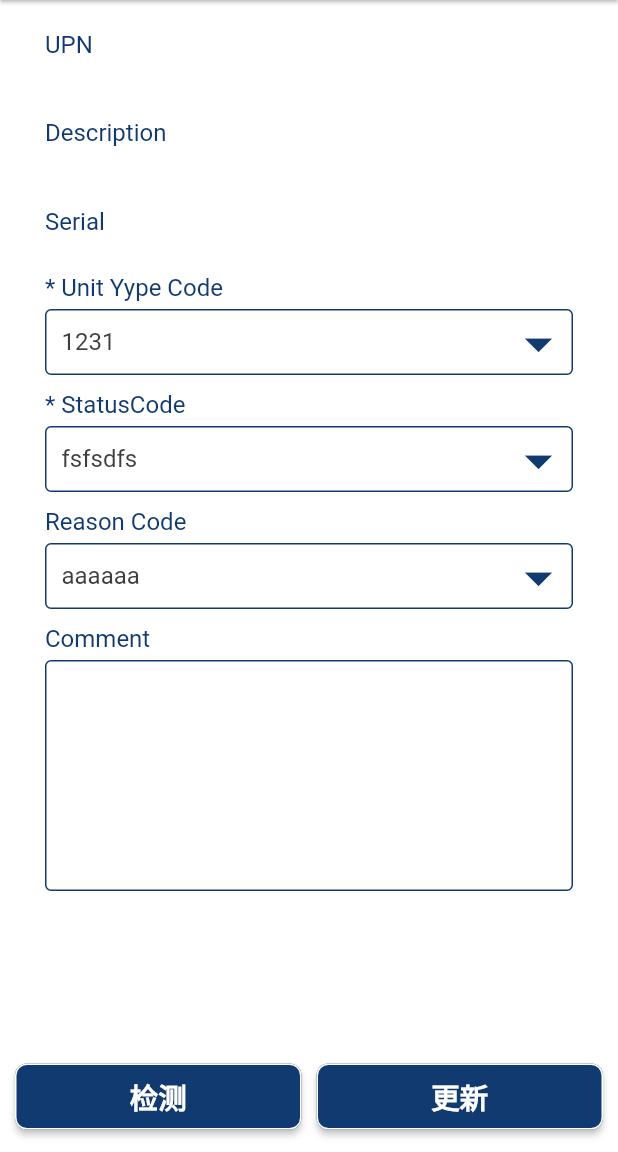
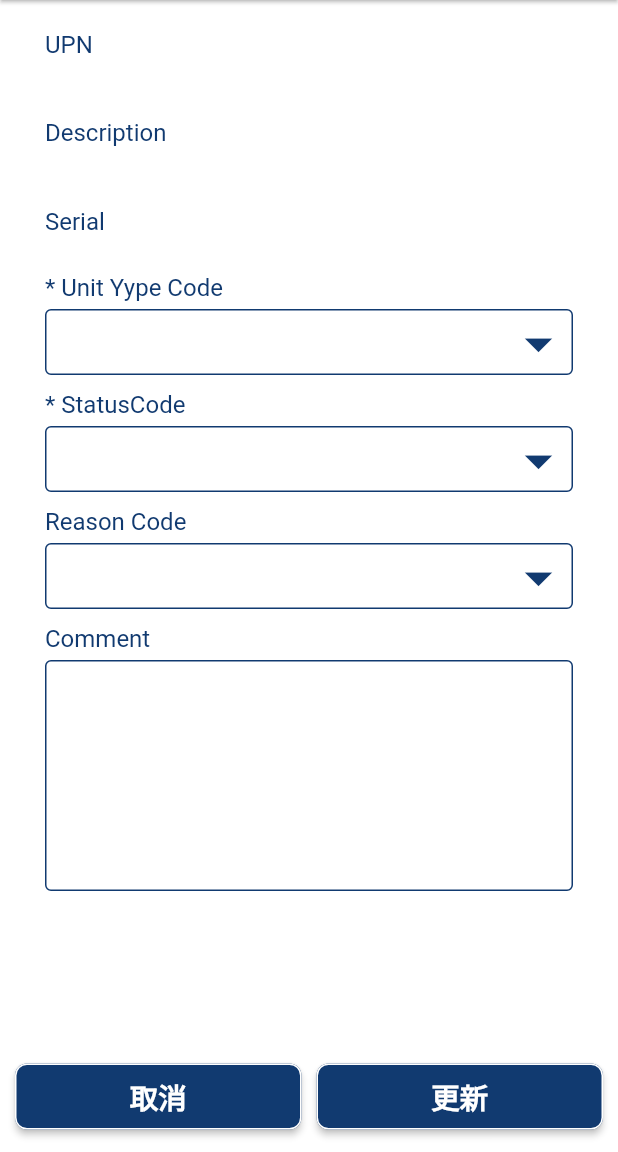
Before and after one commit to douhaohaode1/Flutter, a Flutter app: the DecontaminationPage screen opened by its route, after a tap on "检测", on a phone screen of 412 x 824 dp, the part 84-1236 px from its top. Run offline on Flutter 3.47's test engine with Material 2 defaults, Android fonts, the phone set to English and light mode, and no system bars; our stand-ins replace cached_network_image, date_format, dio, flutter_spinkit, flutter_swiper, get and 4 more; missing offline and left inert: dart_json_mapper, qr_code_scanner, reflectable; accounts and stored records are empty; generated files the repository leaves out were written again; network calls fail; Roboto replaces fonts that are missing (Poppins); statements that could not run were skipped.

Commit message:
完善除染

```diff
--- a/lib/Modules/decontamination/decontamination_page.dart
+++ b/lib/Modules/decontamination/decontamination_page.dart
@@ -39,7 +39,6 @@ class _DecontaminationPageState extends State<DecontaminationPage>{
 
 
   Widget body(vm){
-
     return Container(
         color: Colors.white,
         height: MediaQuery.of(context).size.height,
@@ -80,9 +79,13 @@ class _DecontaminationPageState extends State<DecontaminationPage>{
                           ),
                           borderRadius: BorderRadius.circular(8)),
                       onPressed: () {
-                        //context.read<DecontamintaionViewModel>().changeModel(context,upn: "12dasdasdasdasdasd");
+                        context.read<DecontamintaionViewModel>().clear();
+                        // if(context.read<DecontamintaionViewModel>().check() == false){
+                        //   Get.to(DecontaminationUpdatePage());
+                        // }
+                        Get.to(DecontaminationUpdatePage());
 
-                        Get.to(DecontaminationUpdatePage());
+
 
                       },
                     ),
--- a/lib/Modules/decontamination/decontamination_update_page.dart
+++ b/lib/Modules/decontamination/decontamination_update_page.dart
@@ -8,15 +8,14 @@ class DecontaminationUpdatePage extends StatefulWidget{
   @override
   _DecontaminationUpdatePageState  createState() => _DecontaminationUpdatePageState();
 }
-
 class _DecontaminationUpdatePageState extends State<DecontaminationUpdatePage>{
-
   static const Color appThemColor = Color(0xff113a70);
   static const TextStyle appButtonThemColor = TextStyle(color: Colors.white,fontSize: 19,fontWeight: FontWeight.bold);
 
   @override
   Widget build(BuildContext context) {
-    return Scaffold(
+    return WillPopScope(
+        child: new Scaffold(
       appBar: AppBar(
         backgroundColor: appThemColor,
         title: Text("Boston\nScientific",style: TextStyle(color: Colors.white),textAlign: TextAlign.center),
@@ -31,7 +30,6 @@ class _DecontaminationUpdatePageState extends State<DecontaminationUpdatePage>{
                     Expanded(
                       child: Consumer<DecontamintaionViewModel>(
                        builder: (ctx, decontamintaionVM, child) {
-                   // print("data02 Consumer build方法被执行");
                           return ListView(
                             children: [
                              DecontaminationItems(model: decontamintaionUpateStyles[0],value: decontamintaionVM.model.upn,),
@@ -46,32 +44,54 @@ class _DecontaminationUpdatePageState extends State<DecontaminationUpdatePage>{
                   },
                ),
             ),
-            ///下面控件位于Column布局底部
                  Container(
                    color: Colors.white,
                    padding: EdgeInsets.fromLTRB(10, 15, 10, 15),
-              child: Row(
-                mainAxisAlignment: MainAxisAlignment.spaceBetween, //平均分配
+                     child: bottom(),
+            ),
+          ],
+        ),
+      ),
+      //bodyListView(context),
+    ),
+        onWillPop: _requestPop
+    );
+  }
+
+  Future<bool> _requestPop() {
+    return new Future.value(true);
+  }
+
+  Widget bottom(){
+    return  Row(
+      ///equally distributed
+      mainAxisAlignment: MainAxisAlignment.spaceBetween,
       children: <Widget>[
         SizedBox(
-                    width: (MediaQuery.of(context).size.width - 30)/2, // 宽度无限，跟父控件保持一致
+          /// infinite width, consistent with the parent control
+          width: (MediaQuery.of(context).size.width - 30)/2,
           height: 44,
           child:  RaisedButton(
-                      child: Text('检测', style: appButtonThemColor),
+            child: Text('取消', style: appButtonThemColor),
             color: appThemColor,
             shape: RoundedRectangleBorder(
                 side: BorderSide(
                   color: Colors.white,
                   width: 1,
                 ),
-                          borderRadius: BorderRadius.circular(8)),
-                      onPressed: () {},
+                borderRadius: BorderRadius.circular(8)
+            ),
+            onPressed: () {
+              Navigator.pop(context);
+            },
           ),
         ),
         SizedBox(
           width: (MediaQuery.of(context).size.width - 30)/2,
           height: 44,
-                    child:  RaisedButton(
+          child:  Consumer<DecontamintaionViewModel>(
+            builder: (ctx, decontamintaionVM, child) {
+              return RaisedButton(
                 color: appThemColor,
                 child: Text('更新',style: appButtonThemColor),
                 shape: RoundedRectangleBorder(
@@ -81,17 +101,24 @@ class _DecontaminationUpdatePageState extends State<DecontaminationUpdatePage>{
                   ),
                      borderRadius: BorderRadius.circular(8)),
                 onPressed: () {
-
+                  debugPrint('unitTypeCode---${decontamintaionVM.model.unitTypeCode}');
+                  debugPrint('statusCode---${decontamintaionVM.model.statusCode}');
+                  debugPrint('reasonCode---${decontamintaionVM.model.reasonCode}');
+                  debugPrint('commit---${decontamintaionVM.model.comment}');
+                },
+              );
             },
           ),
         )
       ],
-              ),
-            )
-          ],
-        ),
-      ),
-      //bodyListView(context),
     );
   }
+
+  @override
+  void dispose() {
+    // TODO: implement dispose
+   // DecontamintaionModle modle = Provider.of<DecontamintaionViewModel>(context).model;
+    super.dispose();
   }
+
+}
--- a/lib/Modules/decontamination/decontamination_widget.dart
+++ b/lib/Modules/decontamination/decontamination_widget.dart
@@ -2,6 +2,7 @@ import 'package:flutter/material.dart';
 import 'package:flutter/services.dart';
 import 'package:flutter_demo/Animations/TypeWeiter.dart';
 import 'package:flutter_demo/Config/Routes/RoutesManage.dart';
+import 'package:flutter_demo/Modules/decontamination/decontamintaion_model.dart';
 import 'package:flutter_demo/Modules/decontamination/qr_code_scanner_page.dart';
 import 'package:get/get.dart';
 import 'package:provider/provider.dart';
@@ -15,17 +16,22 @@ enum DecontaminationCellStyle {
   menu,
   comment,
 }
-class DecontaminationItems extends StatefulWidget{
+enum DecontaminationMenuMark{
+  upnRecord,
+  serialRecord,
+  unitTypeCodeMenu,
+  statusCodeMenu,
+  reasonCodeMenu,
+}
 
-  DecontaminationItems({this.style,this.itemModels,this.model,this.length,this.menuList,this.value});
-
-  final DecontaminationCellStyle style;
-  final List itemModels;
+class DecontaminationItems <T> extends StatefulWidget{
+  DecontaminationItems({this.model,this.menuList,this.value});
+  //final DecontaminationCellStyle style;
+  //final List itemModels;
   final List menuList;
   final  model;
-  final  value;
-  final int length;
-
+  T  value;
+  //final int length;
   @override
   _DecontaminationItemsState createState() => _DecontaminationItemsState();
 
@@ -81,9 +87,9 @@ class _DecontaminationItemsState extends State<DecontaminationItems> {
     final controller = TextEditingController();
     controller.text =  widget.value;
     controller.addListener(() {
+      //return;
       print('input ${controller.text}');
     });
-
     return  Container(
           padding: EdgeInsets.fromLTRB(30, 20, 30, 20),
            child: Column(
@@ -110,9 +116,6 @@ class _DecontaminationItemsState extends State<DecontaminationItems> {
                           padding: EdgeInsets.all(2),
                           onPressed: () {
                             Navigator.push(context, MaterialPageRoute(builder: (BuildContext context) => QRSeannerView(widget.model["mark"])));
-                            //Get.to(QRSeannerView());
-                            //Get.toNamed(Routes.QRSeannerView);
-
                           },
                         ),
                       ),
@@ -122,6 +125,7 @@ class _DecontaminationItemsState extends State<DecontaminationItems> {
             ),
       );
   }
+
   Widget buildDescrpotionItem(BuildContext context) {
     return Container(
       padding: EdgeInsets.fromLTRB(30, 20, 30, 20),
@@ -136,56 +140,35 @@ class _DecontaminationItemsState extends State<DecontaminationItems> {
     );
   }
 
-  List<DropdownMenuItem> buildMenuItems(String mark){
+
+  List<DropdownMenuItem> buildMenuItems(DecontaminationMenuMark mark){
     List menu;
-      if (mark == 'unitYypeCode'){
-        menu = [{"name":"1231","id":1},{"name":"23232","id":2},{"name":"44533","id":3}];
+    if (mark ==  DecontaminationMenuMark.unitTypeCodeMenu){
+      menu = [{"name":"1231","id":'1'},{"name":"23232","id":'2'},{"name":"44533","id":'3'}];
     }
-      if (mark == 'tatusCode')   {
-        menu =  [{"name":"fsfsdfs","id":1},{"name":"adasdasdas","id":2},{"name":"ccasdad","id":3}];
+    if (mark ==   DecontaminationMenuMark.statusCodeMenu)   {
+      menu =  [{"name":"fsfsdfs","id":'4'},{"name":"adasdasdas","id":'5'},{"name":"ccasdad","id":'6'}];
     }
-      if (mark == 'reasonCode')  {
-        menu =  [{"name":"aaaaaa","id":1},{"name":"bbbbbb","id":2},{"name":"ccccccc","id":3}];
+    if (mark ==   DecontaminationMenuMark.reasonCodeMenu)  {
+      menu =  [{"name":"aaaaaa","id":'7'},{"name":"bbbbbb","id":'8'},{"name":"ccccccc","id":'9'}];
     }
-      List<Widget> datas =  menu.asMap().keys.map((item)=>
+    var datas =  menu.asMap().keys.map((item)=>
         DropdownMenuItem(
           child: Container(
             padding: EdgeInsets.only(left: 10, right: 0, top: 0, bottom: 0),
-              child:Text( menu[item]['name'] ,style: appTitleColorTextStyle),),),).toList();
+            child:Text( menu[item]['name'] ,style: appTitleColorTextStyle),
+          ),
+          value: menu[item]["id"],
+        ),
+    ).toList();
     return  datas;
   }
 
-  List <DropdownMenuItem> menu =[
-    DropdownMenuItem(child: Container(
-      padding: EdgeInsets.only(left: 10, right: 0, top: 0, bottom: 0),
-      child:Text('中文',style: appTitleColorTextStyle),) ,
-    ),
-    DropdownMenuItem(child: Container(
-      padding: EdgeInsets.only(left: 10, right: 0, top: 0, bottom: 0),
-      child:Text('中文',style: appTitleColorTextStyle),) ,
-    ),
-    DropdownMenuItem(child: Container(
-      padding: EdgeInsets.only(left: 10, right: 0, top: 0, bottom: 0),
-      child:Text('中文',style: appTitleColorTextStyle),) ,
-    ),
-    DropdownMenuItem(child: Container(
-      padding: EdgeInsets.only(left: 10, right: 0, top: 0, bottom: 0),
-      child:Text('中文',style: appTitleColorTextStyle),) ,
-    ),
-    DropdownMenuItem(child: Container(
-      padding: EdgeInsets.only(left: 10, right: 0, top: 0, bottom: 0),
-      child:Text('中文',style: appTitleColorTextStyle),) ,
-    ),
-    DropdownMenuItem(child: Container(
-      padding: EdgeInsets.only(left: 10, right: 0, top: 0, bottom: 0),
-      child:Text('中文',style: appTitleColorTextStyle),) ,
-    ),];
+  String menuSelectValue;
 
   Widget buildMenuItem(BuildContext context) {
-
     return  Container(
       padding: EdgeInsets.fromLTRB(30, 5, 30, 5),
-      //color: Colors.grey,
       child: Column(
         crossAxisAlignment: CrossAxisAlignment.start,
         children: [
@@ -202,22 +185,14 @@ class _DecontaminationItemsState extends State<DecontaminationItems> {
           child: Consumer<DecontamintaionViewModel>(
             builder: (ctx, decontamintaionVM, child) {
               return  DropdownButton(
+                items:  buildMenuItems(widget.model['mark']) ,
+                value: menuSelectValue,
                 underline: Container(height: 1),
                 isExpanded: true,
                 icon: Icon(Icons.arrow_drop_down,color: appThemColor,),
                 iconSize: 44,
-                //value: decontamintaionVM.model.reasonCode ?? "",
-                items:  buildMenuItems(widget.model['mark']) ,
-                //hint:new Text('dadf'),
-                onChanged: (T){
-                  print('value ==== $T');
-                  if (T != null){
-                    decontamintaionVM.changeModel(context,reasonCode: T);
-                  }
-                  if (widget.model["title"]== ""){
-                  }
-
-                //  print(T);
+                onChanged: (value){
+                  _onMenuChanged(context,value,decontamintaionVM);
                 },
               );
             },
@@ -227,12 +202,30 @@ class _DecontaminationItemsState extends State<DecontaminationItems> {
       ),
     );
   }
+  _onMenuChanged(BuildContext context,String value , DecontamintaionViewModel VM) {
+
+    if(widget.model['mark'] ==   DecontaminationMenuMark.unitTypeCodeMenu){
+      VM.changeModel(context,unitTypeCode: value);
+    }
+    if(widget.model['mark'] ==   DecontaminationMenuMark.statusCodeMenu){
+      VM.changeModel(context,statusCode: value);
+    }
+    if(widget.model['mark'] ==   DecontaminationMenuMark.reasonCodeMenu){
+      VM.changeModel(context,reasonCode: value);
+    }
+    setState(() {
+      menuSelectValue = value;
+    });
+  }
+
   Widget buildCommentTextFiled(BuildContext context){
 
-    final controller = TextEditingController();
-    //controller.text =  widget.model["content"];
+    DecontamintaionModle modle = Provider.of<DecontamintaionViewModel>(context).model;
+    TextEditingController controller = TextEditingController();
+    controller.text =  modle.comment;
     controller.addListener(() {
-      print('input ${controller.text}');
+       debugPrint('${controller.text}');
+       context.read<DecontamintaionViewModel>().changeComment(context,controller.text);
     });
     return  Container(
       padding: EdgeInsets.fromLTRB(30, 5, 30, 5),
@@ -243,8 +236,9 @@ class _DecontaminationItemsState extends State<DecontaminationItems> {
           SizedBox(height: 5),
           Container(
             alignment: Alignment.center,
-            //height: 150.0,
-            child:  TextField(
+            child:   Consumer<DecontamintaionViewModel>(
+              builder: (ctx, decontamintaionVM, child) {
+                return  TextField(
                   maxLines: 6,
                   controller: controller,
                   decoration: InputDecoration(
@@ -253,6 +247,8 @@ class _DecontaminationItemsState extends State<DecontaminationItems> {
                     focusedBorder: OutlineInputBorder(
                         borderSide: BorderSide(color: appThemColor, width: 1)),
                   ),
+                );
+              },
             ),
           ),
         ],
--- a/lib/Modules/decontamination/decontamintaion_model.dart
+++ b/lib/Modules/decontamination/decontamintaion_model.dart
@@ -19,17 +19,17 @@ class DecontamintaionCodeModel{
 }
 
 List  decontamintaionDetectStyles = [
-  {"title": "机器码UPN","content" :"H&491LAB100C27Z0","style":DecontaminationCellStyle.record,"mark":"upn"},
+  {"title": "机器码UPN","content" :"H&491LAB100C27Z0","style":DecontaminationCellStyle.record,"mark":DecontaminationMenuMark.upnRecord},
   {"title": "Description","content" :"i-Lab CART System Zeron","style":DecontaminationCellStyle.descrpotion},
-  {"title": "机器番号","content" :"10086","hintText":"扫码填入","style":DecontaminationCellStyle.record,"mark":"serial"},
+  {"title": "机器番号","content" :"10086","hintText":"扫码填入","style":DecontaminationCellStyle.record,"mark":DecontaminationMenuMark.serialRecord},
 ];
 
 List decontamintaionUpateStyles = [
   {"title": "UPN","content" :"H7849IAB100C27X0","style":DecontaminationCellStyle.non},
   {"title": "Description","content" :"i-Lab CART System Zerons","style":DecontaminationCellStyle.non},
   {"title": "Serial","content" :"10068","style":DecontaminationCellStyle.non},
-  {"title": "* Unit Yype Code","content" :"","style":DecontaminationCellStyle.menu,"mark":'unitYypeCode'},
-  {"title": "* StatusCode","content" :"","style":DecontaminationCellStyle.menu,"mark":'tatusCode'},
-  {"title": "Reason Code","content" :"","style":DecontaminationCellStyle.menu,"mark":'reasonCode'},
+  {"title": "* Unit Yype Code","content" :"","style":DecontaminationCellStyle.menu,"mark":DecontaminationMenuMark.unitTypeCodeMenu},
+  {"title": "* StatusCode","content" :"","style":DecontaminationCellStyle.menu,"mark":DecontaminationMenuMark.statusCodeMenu},
+  {"title": "Reason Code","content" :"","style":DecontaminationCellStyle.menu,"mark":DecontaminationMenuMark.reasonCodeMenu},
   {"title": "Comment","content" :"","style":DecontaminationCellStyle.comment},
 ];
--- a/lib/Modules/decontamination/decontamintaion_view_model.dart
+++ b/lib/Modules/decontamination/decontamintaion_view_model.dart
@@ -3,30 +3,24 @@ import 'package:flutter_demo/Http/ServiceImp.dart';
 import 'decontamintaion_model.dart';
 
 class DecontamintaionViewModel  extends ChangeNotifier{
-
+  DecontamintaionViewModel(this._model);
   DecontamintaionModle _model;
-
-  DecontamintaionViewModel(this._model);
-
   DecontamintaionModle get model => _model;
-
-  List unitTypeCodeEnum;
-
-  List statusCodeEnum;
-
-  List reasonCodeEnum;
-
 
   set model(DecontamintaionModle value) {
     _model = value;
     notifyListeners();
   }
-    Future<void> getDescroption(BuildContext context,{String unp ,String description , String serial}) async {
 
+  List _unitTypeCodeEnum;
+  List _statusCodeEnum;
+  List _reasonCodeEnum;
+
+
+  Future<void> getDescroption(BuildContext context,{String unp ,String description , String serial}) async {
     try{
-      //todo 发送upn码获取网络请求
-    var json=   await ServiceImpl.getInstance()
-          .getDescripotion(unp,unp);
+      /// todo send network request to get descroption information
+    var json=   await ServiceImpl.getInstance().getDescripotion(unp,unp);
         if(json){
           print(json);
         }
@@ -34,10 +28,18 @@ class DecontamintaionViewModel  extends ChangeNotifier{
       print(e);
     }
   }
+  Future<void>check() async{
+    try{
+      /// todo send network request to check information
+      return true;
+    }catch(e){
+      return false;
+    }
+  }
 
   Future<void> getEnum(BuildContext context,{String mark}) async {
     try{
-      //todo 发送获取菜单码获取网络请求
+      /// todo send network request to get menu
       var json=   await ServiceImpl.getInstance().getDecontaminationEnum();
       if(json){
         print(json);
@@ -45,27 +47,52 @@ class DecontamintaionViewModel  extends ChangeNotifier{
       }
     }catch(e){
       print(e);
-      unitTypeCodeEnum = [{"name":"1231","id":1},{"name":"23232","id":2},{"name":"44533","id":3}];
-      statusCodeEnum = [{"name":"fsfsdfs","id":1},{"name":"adasdasdas","id":2},{"name":"ccasdad","id":3}];
-      reasonCodeEnum = [{"name":"aaaaaa","id":1},{"name":"bbbbbb","id":2},{"name":"ccccccc","id":3}];
+      _unitTypeCodeEnum = [{"name":"1231","id":"1"},{"name":"23232","id":"2"},{"name":"44533","id":"3"}];
+      _statusCodeEnum = [{"name":"fsfsdfs","id":"1"},{"name":"adasdasdas","id":"2"},{"name":"ccasdad","id":"3"}];
+      _reasonCodeEnum = [{"name":"aaaaaa","id":"1"},{"name":"bbbbbb","id":"2"},{"name":"ccccccc","id":"3"}];
      // notifyListeners();
+    }
+  }
+
+  Future<void> updete(BuildContext context,{String mark}) async {
+    try{
+      /// todo send network request to update
+      var json=   await ServiceImpl.getInstance().getDecontaminationEnum();
+      if(json){
+        print(json);
+        //notifyListeners();
+      }
+    }catch(e){
+      print(e);
+      _unitTypeCodeEnum = [{"name":"1231","id":"1"},{"name":"23232","id":"2"},{"name":"44533","id":"3"}];
+      _statusCodeEnum = [{"name":"fsfsdfs","id":"1"},{"name":"adasdasdas","id":"2"},{"name":"ccasdad","id":"3"}];
+      _reasonCodeEnum = [{"name":"aaaaaa","id":"1"},{"name":"bbbbbb","id":"2"},{"name":"ccccccc","id":"3"}];
+      // notifyListeners();
     }
   }
 
 
 
+   clear(){
+    model.comment = '';
+    model.unitTypeCode = "";
+    model.statusCode = "";
+    model.reasonCode = "";
+    notifyListeners();
+   }
 
-
-
-
-    Future<void> changeModel(BuildContext context ,{String upn, String description , String serial ,String reasonCode ,String unitTypeCode,String statusCode,}) async {
+   changeModel(BuildContext context ,{String upn, String description , String serial ,String reasonCode ,String unitTypeCode,String statusCode,}){
     model.upn = upn ?? model.upn;
     model.description = description ?? model.description;
     model.serial = serial ?? model.serial;
     model.reasonCode = reasonCode ?? model.reasonCode;
     model.unitTypeCode = unitTypeCode ?? model.unitTypeCode;
     model.statusCode = statusCode ?? model.statusCode;
+    //model.comment = comment ?? model.comment;
     notifyListeners();
-  }
+   }
 
+   changeComment(BuildContext context , String comment){
+    model.comment = comment ?? model.comment;
+   }
 }
```
Also changed, not shown: lib/Config/Routes/RoutesManage.dart (+3 -4 lines), lib/Modules/decontamination/qr_code_scanner_page.dart (+58 -31 lines), lib/Page/HomePage1.dart (+16 -3 lines), lib/Page/MenuPage.dart (added, +70 -0 lines), lib/Widget/ItemWidget.dart (indentation only). Lines whose indentation alone changed are shown as unchanged.
